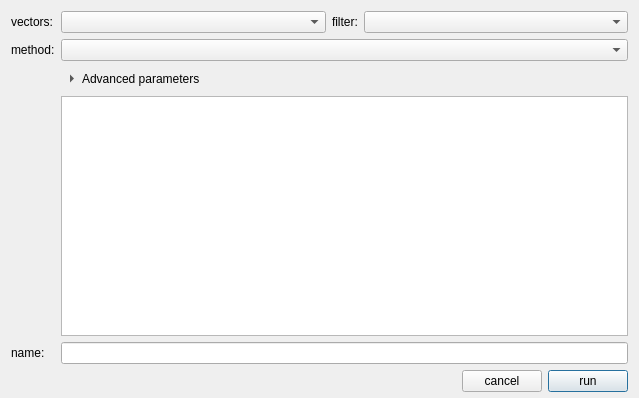
This is src/DiscoveryArea/ui/new_projection_dialog.ui in eidora-desktop/EIDORA as Qt 5 draws it before an edit. The edited form follows.
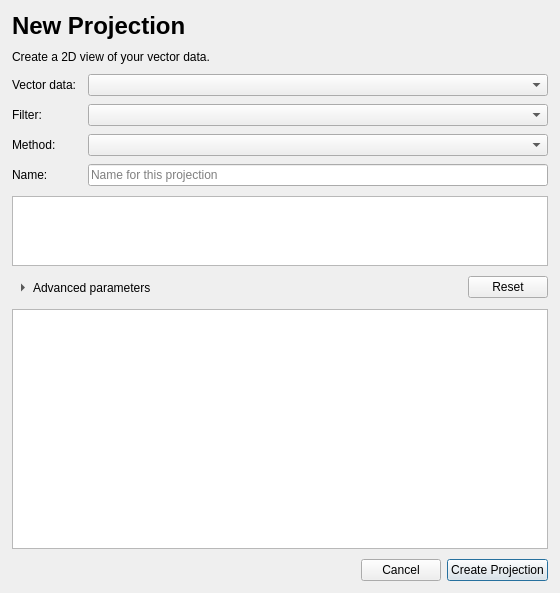
This is the edited form.

Commit message: Refine projection dialog controls and library defaults

```diff
--- a/src/DiscoveryArea/ui/new_projection_dialog.ui
+++ b/src/DiscoveryArea/ui/new_projection_dialog.ui
@@ -3,194 +3,159 @@
  <class>dialog_new_projection</class>
  <widget class="QDialog" name="dialog_new_projection"><property name="surfaceRole" stdset="0"><string>panel</string></property>
   <property name="geometry">
-   <rect>
-    <x>0</x>
-    <y>0</y>
-    <width>639</width>
-    <height>355</height>
-   </rect>
+   <rect><x>0</x><y>0</y><width>560</width><height>280</height></rect>
   </property>
-  <property name="windowTitle">
-   <string>New Projection</string>
-  </property>
-  <layout class="QVBoxLayout" name="verticalLayout">
-   <property name="bottomMargin">
-    <number>6</number>
-   </property>
+  <property name="windowTitle"><string>New Projection</string></property>
+  <property name="surfaceRole" stdset="0"><string>panel</string></property>
+  <layout class="QVBoxLayout" name="layout_projection">
+   <property name="spacing"><number>10</number></property>
+   <property name="leftMargin"><number>12</number></property>
+   <property name="topMargin"><number>12</number></property>
+   <property name="rightMargin"><number>12</number></property>
+   <property name="bottomMargin"><number>12</number></property>
    <item>
-    <widget class="QWidget" name="panel_projection_fields" native="true"><property name="surfaceRole" stdset="0"><string>panel</string></property>
-     <layout class="QGridLayout" name="gridLayout">
-      <property name="leftMargin">
-       <number>0</number>
-      </property>
-      <property name="topMargin">
-       <number>0</number>
-      </property>
-      <property name="rightMargin">
-       <number>0</number>
-      </property>
-      <property name="bottomMargin">
-       <number>0</number>
-      </property>
-      <property name="spacing">
-       <number>6</number>
-      </property>
-      <item row="0" column="3">
-       <widget class="QComboBox" name="combo_filter_preset">
-        <property name="toolTip">
-         <string>Filter items before projection</string>
-        </property>
-        <property name="sizePolicy">
-         <sizepolicy hsizetype="Expanding" vsizetype="Fixed">
-          <horstretch>0</horstretch>
-          <verstretch>0</verstretch>
-         </sizepolicy>
-        </property>
-       </widget>
-      </item>
-      <item row="1" column="1" colspan="3">
-       <widget class="QComboBox" name="combo_discovery_method">
-        <property name="sizePolicy">
-         <sizepolicy hsizetype="Expanding" vsizetype="Fixed">
-          <horstretch>0</horstretch>
-          <verstretch>0</verstretch>
-         </sizepolicy>
-        </property>
-       </widget>
-      </item>
-      <item row="0" column="1">
-       <widget class="QComboBox" name="combo_embeddings_source">
-        <property name="sizePolicy">
-         <sizepolicy hsizetype="Expanding" vsizetype="Fixed">
-          <horstretch>0</horstretch>
-          <verstretch>0</verstretch>
-         </sizepolicy>
-        </property>
-       </widget>
-      </item>
-      <item row="4" column="0">
-       <widget class="QLabel" name="label_name">
-        <property name="text">
-         <string>name:</string>
-        </property>
-       </widget>
-      </item>
-      <item row="0" column="2">
-       <widget class="QLabel" name="label_filter">
-        <property name="text">
-         <string>filter:</string>
-        </property>
-       </widget>
-      </item>
-      <item row="4" column="1" colspan="3">
-       <widget class="QLineEdit" name="edit_run_name"/>
-      </item>
+    <widget class="QLabel" name="label_projection_heading">
+     <property name="font"><font><pointsize>18</pointsize><bold>true</bold></font></property>
+     <property name="text"><string>New Projection</string></property>
+    </widget>
+   </item>
+   <item>
+    <widget class="QLabel" name="label_projection_description">
+     <property name="text"><string>Create a 2D view of your vector data.</string></property>
+     <property name="wordWrap"><bool>true</bool></property>
+     <property name="textRole" stdset="0"><string>secondary</string></property>
+    </widget>
+   </item>
+   <item>
+    <widget class="QWidget" name="panel_projection_fields" native="true">
+     <layout class="QFormLayout" name="form_projection_fields">
+      <property name="fieldGrowthPolicy"><enum>QFormLayout::FieldGrowthPolicy::AllNonFixedFieldsGrow</enum></property>
+      <property name="horizontalSpacing"><number>12</number></property>
+      <property name="verticalSpacing"><number>8</number></property>
+      <property name="leftMargin"><number>0</number></property>
+      <property name="topMargin"><number>0</number></property>
+      <property name="rightMargin"><number>0</number></property>
+      <property name="bottomMargin"><number>0</number></property>
       <item row="0" column="0">
        <widget class="QLabel" name="label_vectors">
-        <property name="sizePolicy">
-         <sizepolicy hsizetype="Fixed" vsizetype="Preferred">
-          <horstretch>0</horstretch>
-          <verstretch>0</verstretch>
-         </sizepolicy>
-        </property>
-        <property name="text">
-         <string>vectors:</string>
-        </property>
+        <property name="text"><string>Vector data:</string></property>
+        <property name="buddy"><cstring>combo_embeddings_source</cstring></property>
        </widget>
       </item>
-      <item row="2" column="1" colspan="3">
-       <widget class="QToolButton" name="button_advanced_settings">
-        <property name="text"><string>Advanced parameters</string></property>
-        <property name="checkable"><bool>true</bool></property>
-        <property name="toolButtonStyle"><enum>Qt::ToolButtonStyle::ToolButtonTextBesideIcon</enum></property>
-        <property name="autoRaise"><bool>true</bool></property>
-        <property name="arrowType"><enum>Qt::ArrowType::RightArrow</enum></property>
-       </widget>
-      </item>
-      <item row="3" column="1" colspan="3">
-       <widget class="QWidget" name="panel_advanced_settings">
-        <property name="visible"><bool>false</bool></property>
-        <layout class="QVBoxLayout" name="layout_advanced_settings">
-         <property name="leftMargin"><number>0</number></property>
-         <property name="topMargin"><number>0</number></property>
-         <property name="rightMargin"><number>0</number></property>
-         <property name="bottomMargin"><number>0</number></property>
-         <item>
-          <widget class="QTableWidget" name="table_discovery_parameters">
-           <property name="minimumSize"><size><width>0</width><height>240</height></size></property>
-           <property name="gridRole" stdset="0"><string>subtle</string></property>
-           <property name="alternatingRowColors"><bool>true</bool></property>
-           <property name="showGrid"><bool>false</bool></property>
-           <attribute name="horizontalHeaderHighlightSections"><bool>false</bool></attribute>
-           <attribute name="horizontalHeaderStretchLastSection"><bool>true</bool></attribute>
-           <attribute name="verticalHeaderVisible"><bool>false</bool></attribute>
-          </widget>
-         </item>
-        </layout>
-       </widget>
-      </item>
+      <item row="0" column="1"><widget class="QComboBox" name="combo_embeddings_source"/></item>
       <item row="1" column="0">
+       <widget class="QLabel" name="label_filter">
+        <property name="text"><string>Filter:</string></property>
+        <property name="buddy"><cstring>combo_filter_preset</cstring></property>
+       </widget>
+      </item>
+      <item row="1" column="1">
+       <widget class="QComboBox" name="combo_filter_preset">
+        <property name="toolTip"><string>Filter items before projection</string></property>
+       </widget>
+      </item>
+      <item row="2" column="0">
        <widget class="QLabel" name="label_method">
-        <property name="sizePolicy">
-         <sizepolicy hsizetype="Fixed" vsizetype="Preferred">
-          <horstretch>0</horstretch>
-          <verstretch>0</verstretch>
-         </sizepolicy>
-        </property>
-        <property name="text">
-         <string>method:</string>
-        </property>
+        <property name="text"><string>Method:</string></property>
+        <property name="buddy"><cstring>combo_discovery_method</cstring></property>
        </widget>
       </item>
+      <item row="2" column="1"><widget class="QComboBox" name="combo_discovery_method"/></item>
+      <item row="3" column="0">
+       <widget class="QLabel" name="label_name">
+        <property name="text"><string>Name:</string></property>
+        <property name="buddy"><cstring>edit_run_name</cstring></property>
+       </widget>
+      </item>
+      <item row="3" column="1">
+       <widget class="QLineEdit" name="edit_run_name">
+        <property name="placeholderText"><string>Name for this projection</string></property>
+       </widget>
+      </item>
      </layout>
     </widget>
    </item>
    <item>
-    <widget class="QWidget" name="panel_dialog_actions" native="true"><property name="surfaceRole" stdset="0"><string>panel</string></property>
-     <layout class="QHBoxLayout" name="horizontalLayout">
-      <property name="spacing">
-       <number>-1</number>
-      </property>
-      <property name="leftMargin">
-       <number>0</number>
-      </property>
-      <property name="topMargin">
-       <number>0</number>
-      </property>
-      <property name="rightMargin">
-       <number>0</number>
-      </property>
-      <property name="bottomMargin">
-       <number>0</number>
-      </property>
+    <widget class="QTableWidget" name="table_discovery_parameters">
+     <property name="gridRole" stdset="0"><string>subtle</string></property>
+     <property name="alternatingRowColors"><bool>true</bool></property>
+     <property name="showGrid"><bool>false</bool></property>
+     <attribute name="horizontalHeaderHighlightSections"><bool>false</bool></attribute>
+     <attribute name="horizontalHeaderStretchLastSection"><bool>true</bool></attribute>
+     <attribute name="verticalHeaderVisible"><bool>false</bool></attribute>
+    </widget>
+   </item>
+   <item>
+    <layout class="QHBoxLayout" name="layout_parameter_actions">
+     <item>
+      <widget class="QToolButton" name="button_advanced_settings">
+       <property name="text"><string>Advanced parameters</string></property>
+       <property name="checkable"><bool>true</bool></property>
+       <property name="toolButtonStyle"><enum>Qt::ToolButtonStyle::ToolButtonTextBesideIcon</enum></property>
+       <property name="autoRaise"><bool>true</bool></property>
+       <property name="arrowType"><enum>Qt::ArrowType::RightArrow</enum></property>
+      </widget>
+     </item>
+     <item>
+      <spacer name="spacer_parameter_actions">
+       <property name="orientation"><enum>Qt::Orientation::Horizontal</enum></property>
+       <property name="sizeHint" stdset="0"><size><width>40</width><height>20</height></size></property>
+      </spacer>
+     </item>
+     <item>
+      <widget class="QPushButton" name="button_reset_parameters">
+       <property name="text"><string>Reset</string></property>
+       <property name="toolTip"><string>Restore the selected method's basic and advanced parameter defaults.</string></property>
+       <property name="autoDefault"><bool>false</bool></property>
+      </widget>
+     </item>
+    </layout>
+   </item>
+   <item>
+    <widget class="QWidget" name="panel_advanced_settings">
+     <property name="visible"><bool>false</bool></property>
+     <layout class="QVBoxLayout" name="layout_advanced_settings">
+      <property name="leftMargin"><number>0</number></property>
+      <property name="topMargin"><number>0</number></property>
+      <property name="rightMargin"><number>0</number></property>
+      <property name="bottomMargin"><number>0</number></property>
       <item>
-       <spacer name="horizontalSpacer">
-        <property name="orientation">
-         <enum>Qt::Orientation::Horizontal</enum>
-        </property>
-        <property name="sizeHint" stdset="0">
-         <size>
-          <width>40</width>
-          <height>20</height>
-         </size>
-        </property>
+       <widget class="QTableWidget" name="table_advanced_parameters">
+        <property name="minimumSize"><size><width>0</width><height>240</height></size></property>
+        <property name="gridRole" stdset="0"><string>subtle</string></property>
+        <property name="alternatingRowColors"><bool>true</bool></property>
+        <property name="showGrid"><bool>false</bool></property>
+        <attribute name="horizontalHeaderHighlightSections"><bool>false</bool></attribute>
+        <attribute name="horizontalHeaderStretchLastSection"><bool>true</bool></attribute>
+        <attribute name="verticalHeaderVisible"><bool>false</bool></attribute>
+       </widget>
+      </item>
+     </layout>
+    </widget>
+   </item>
+   <item>
+    <widget class="QWidget" name="panel_dialog_actions" native="true">
+     <layout class="QHBoxLayout" name="layout_dialog_actions">
+      <property name="leftMargin"><number>0</number></property>
+      <property name="topMargin"><number>0</number></property>
+      <property name="rightMargin"><number>0</number></property>
+      <property name="bottomMargin"><number>0</number></property>
+      <item>
+       <spacer name="spacer_dialog_actions">
+        <property name="orientation"><enum>Qt::Orientation::Horizontal</enum></property>
+        <property name="sizeHint" stdset="0"><size><width>40</width><height>20</height></size></property>
        </spacer>
       </item>
       <item>
        <widget class="QPushButton" name="button_cancel">
-        <property name="text">
-         <string>cancel</string>
-        </property>
+        <property name="text"><string>Cancel</string></property>
+        <property name="autoDefault"><bool>false</bool></property>
        </widget>
       </item>
       <item>
        <widget class="QPushButton" name="button_run">
-        <property name="text">
-         <string>run</string>
-        </property>
-        <property name="default">
-         <bool>true</bool>
-        </property>
+        <property name="text"><string>Create Projection</string></property>
+        <property name="default"><bool>true</bool></property>
        </widget>
       </item>
      </layout>
```
Left out of the diff: 14 changed lines with no effect on the pictures. The commit also changes 14 other files.
